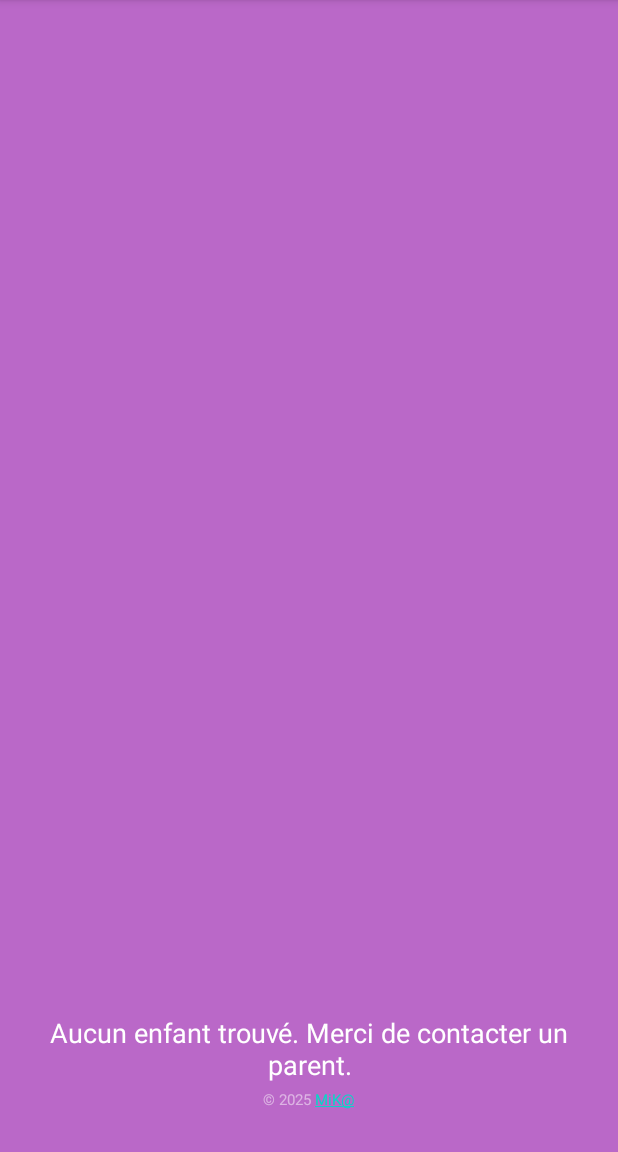
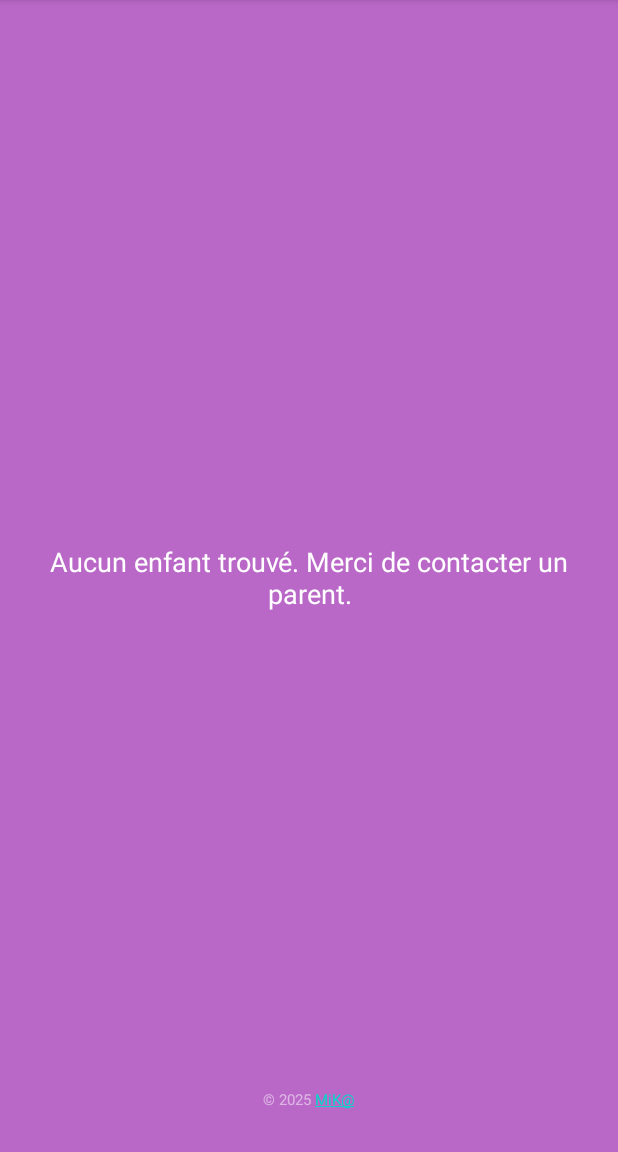
Before and after one commit to mickablondo/mission-defis, an Android app: the ChildSelectionActivity screen opened directly, with no data from a screen before it, on a phone screen of 412 x 824 dp, the part 84-1236 px from its top. Run offline under Robolectric (Android 15) with nearby library versions, the phone set to English and light mode, and no system bars; our stand-ins replace Room's generated code.

Commit message:
bug: message non centré (#14)

```diff
--- a/app/src/main/res/layout/activity_child_selection.xml
+++ b/app/src/main/res/layout/activity_child_selection.xml
@@ -9,12 +9,17 @@
     android:paddingBottom="16dp"
     android:paddingTop="48dp">
 
+    <!-- Conteneur pour la liste et le message vide -->
+    <FrameLayout
+        android:layout_width="match_parent"
+        android:layout_height="0dp"
+        android:layout_weight="1">
+
         <!-- Liste des enfants -->
         <ListView
             android:id="@+id/listChildren"
             android:layout_width="match_parent"
-        android:layout_height="0dp"
-        android:layout_weight="1"
+            android:layout_height="match_parent"
             android:divider="#eee"
             android:dividerHeight="1dp" />
 
@@ -27,8 +32,9 @@
             android:textColor="@android:color/white"
             android:textSize="18sp"
             android:gravity="center"
-        android:visibility="gone"
-        android:layout_gravity="center"/>
+            android:layout_gravity="center"
+            android:visibility="gone"/>
+    </FrameLayout>
 
     <!-- Copyright placé en bas -->
     <include
@@ -37,5 +43,4 @@
         android:layout_height="wrap_content"
         android:layout_gravity="center_horizontal"
         android:layout_marginBottom="8dp"/>
-
 </LinearLayout>
```
Lines whose indentation alone changed are shown as unchanged.
